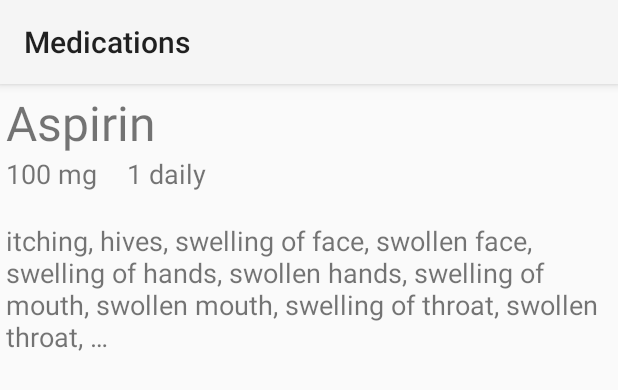
After one commit to ezhao/Medications, an Android app: the layout fragment_medication.xml on its own in the app's theme, with its tools: preview values and no code run, on a phone screen of 412 x 824 dp. The commit adds this screen. Shown: the top 390 px of the screen. Run offline under Robolectric (Android 15) with nearby library versions, the phone set to English and light mode, and no system bars.

Commit message:
Flip through medications with a ViewPager

```diff
--- a/app/build.gradle
+++ b/app/build.gradle
@@ -21,4 +21,6 @@ android {
 
 dependencies {
     compile fileTree(dir: 'libs', include: ['*.jar'])
+    compile 'com.android.support:support-v13:18.0.0'
+    compile 'com.jakewharton:butterknife:6.1.0'
 }
--- a/app/src/main/java/com/herokuapp/ezhao/medications/Medication.java
+++ b/app/src/main/java/com/herokuapp/ezhao/medications/Medication.java
@@ -1,6 +1,8 @@
 package com.herokuapp.ezhao.medications;
 
-public class Medication {
+import java.io.Serializable;
+
+public class Medication implements Serializable {
     public String name;
     public String dosage;
     public String instructions;
--- /dev/null
+++ b/app/src/main/res/layout/fragment_medication.xml
@@ -0,0 +1,43 @@
+<?xml version="1.0" encoding="utf-8"?>
+<RelativeLayout xmlns:android="http://schemas.android.com/apk/res/android"
+    xmlns:tools="http://schemas.android.com/tools"
+    android:padding="4dp"
+    android:layout_width="match_parent"
+    android:layout_height="match_parent">
+
+    <TextView
+        android:id="@+id/tvMedicationName"
+        tools:text="Aspirin"
+        android:textSize="32sp"
+        android:layout_width="wrap_content"
+        android:layout_height="wrap_content" />
+
+    <TextView
+        android:id="@+id/tvDosage"
+        tools:text="100 mg"
+        android:textSize="18sp"
+        android:layout_below="@id/tvMedicationName"
+        android:layout_width="wrap_content"
+        android:layout_height="wrap_content" />
+
+    <TextView
+        android:id="@+id/tvInstructions"
+        tools:text="1 daily"
+        android:textSize="18sp"
+        android:paddingLeft="20dp"
+        android:paddingRight="20dp"
+        android:layout_width="wrap_content"
+        android:layout_height="wrap_content"
+        android:layout_toRightOf="@id/tvDosage"
+        android:layout_below="@+id/tvMedicationName" />
+
+    <TextView
+        android:id="@+id/tvSideEffects"
+        tools:text="itching, hives, swelling of face, swollen face, swelling of hands, swollen hands, swelling of mouth, swollen mouth, swelling of throat, swollen throat, …"
+        android:textSize="18sp"
+        android:layout_marginTop="20dp"
+        android:layout_width="wrap_content"
+        android:layout_height="wrap_content"
+        android:layout_below="@+id/tvDosage" />
+
+</RelativeLayout>
```
Also changed, not shown: app/src/main/java/com/herokuapp/ezhao/medications/MainActivity.java (+28 -0 lines), app/src/main/java/com/herokuapp/ezhao/medications/MedicationFragment.java (added, +48 -0 lines), app/src/main/java/com/herokuapp/ezhao/medications/MedicationPagerAdapter.java (added, +32 -0 lines), app/src/main/res/layout/activity_main.xml (+10 -1 lines), 1 other file.
